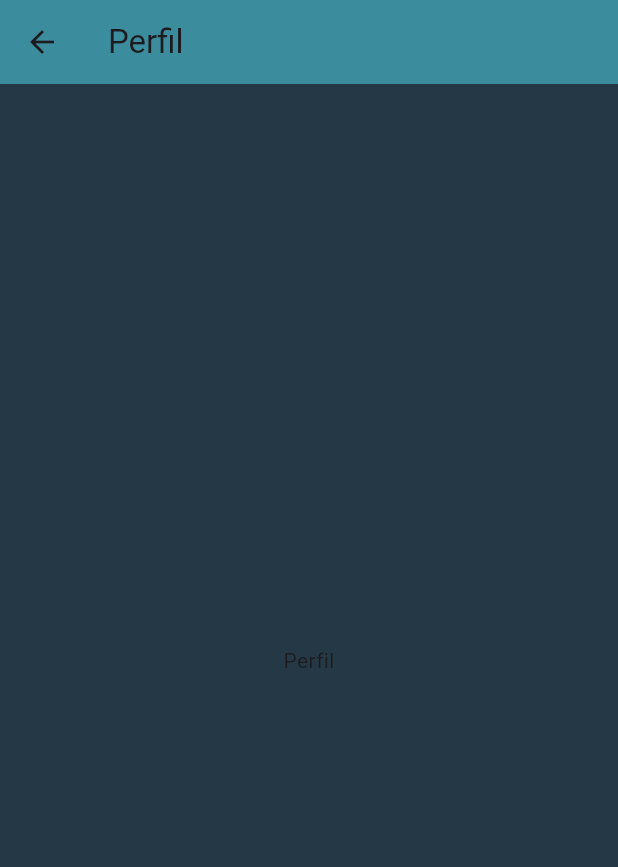
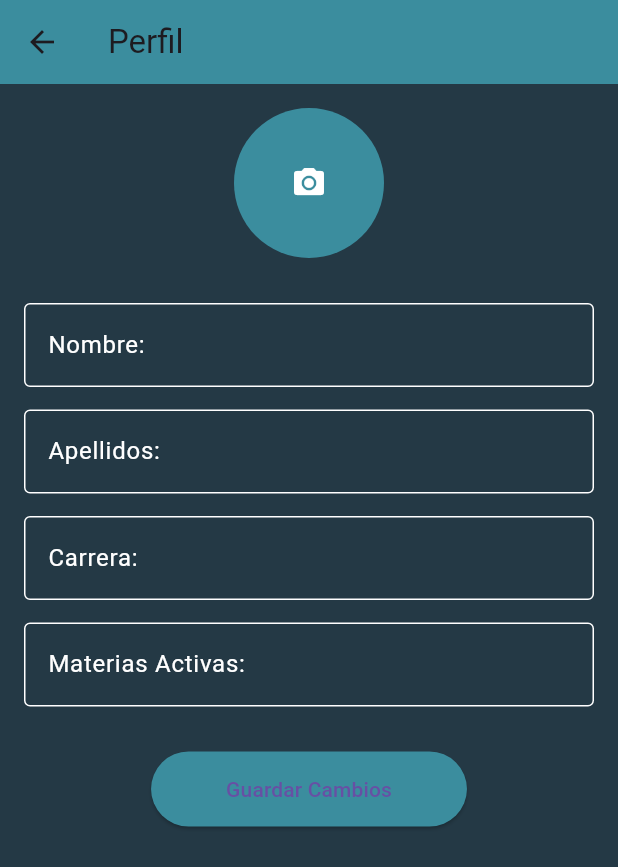
Before and after one commit to Cokye/Mail_Box_App, a Flutter app: the DrawerPerfil screen opened directly, on a phone screen of 412 x 824 dp. Shown: the top 867 px of the screen. Run offline on Flutter 3.47's test engine with Material 3 defaults, Android fonts, the light colour scheme and no system bars; our stand-ins replace flutter_login, flutter_material_design_icons.

Commit message:
vistas de redactar y perfil implementadas

```diff
--- /dev/null
+++ b/mail_box_app/devtools_options.yaml
@@ -0,0 +1,3 @@
+description: This file stores settings for Dart & Flutter DevTools.
+documentation: https://docs.flutter.dev/tools/devtools/extensions#configure-extension-enablement-states
+extensions:
--- a/mail_box_app/lib/screens/drawer_perfil.dart
+++ b/mail_box_app/lib/screens/drawer_perfil.dart
@@ -6,13 +6,101 @@ class DrawerPerfil extends StatelessWidget {
   @override
   Widget build(BuildContext context) {
     return Scaffold(
-      backgroundColor: Color(0xff243945),
+      backgroundColor: const Color(0xff243945),
       appBar: AppBar(
-        title: Text("Perfil"),
-        backgroundColor: Color(0xff3b8d9e),
+        title: const Text("Perfil"),
+        backgroundColor: const Color(0xff3b8d9e),
       ),
-      body: Center(
-        child: Text("Perfil"),
+      body: Padding(
+        padding: const EdgeInsets.all(16.0),
+        child: Column(
+          crossAxisAlignment: CrossAxisAlignment.start,
+          children: [
+            // Botón de subir foto
+            Center(
+              child: CircleAvatar(
+                radius: 50,
+                backgroundColor: const Color(0xff3b8d9e),
+                child: IconButton(
+                  icon: const Icon(Icons.camera_alt, color: Colors.white),
+                  onPressed: () {
+                    // Aquí puedes agregar la funcionalidad de subir una foto
+                  },
+                ),
+              ),
+            ),
+            const SizedBox(height: 30),
+            // Campo para nombre
+            TextField(
+              decoration: InputDecoration(
+                labelText: "Nombre:",
+                labelStyle: const TextStyle(color: Colors.white),
+                border: const OutlineInputBorder(),
+                enabledBorder: const OutlineInputBorder(
+                  borderSide: BorderSide(color: Colors.white),
+                ),
+              ),
+              style: const TextStyle(color: Colors.white),
+            ),
+            const SizedBox(height: 15),
+            // Campo para apellidos
+            TextField(
+              decoration: InputDecoration(
+                labelText: "Apellidos:",
+                labelStyle: const TextStyle(color: Colors.white),
+                border: const OutlineInputBorder(),
+                enabledBorder: const OutlineInputBorder(
+                  borderSide: BorderSide(color: Colors.white),
+                ),
+              ),
+              style: const TextStyle(color: Colors.white),
+            ),
+            const SizedBox(height: 15),
+            // Campo para carrera
+            TextField(
+              decoration: InputDecoration(
+                labelText: "Carrera:",
+                labelStyle: const TextStyle(color: Colors.white),
+                border: const OutlineInputBorder(),
+                enabledBorder: const OutlineInputBorder(
+                  borderSide: BorderSide(color: Colors.white),
+                ),
+              ),
+              style: const TextStyle(color: Colors.white),
+            ),
+            const SizedBox(height: 15),
+            // Campo para materias activas
+            TextField(
+              decoration: InputDecoration(
+                labelText: "Materias Activas:",
+                labelStyle: const TextStyle(color: Colors.white),
+                border: const OutlineInputBorder(),
+                enabledBorder: const OutlineInputBorder(
+                  borderSide: BorderSide(color: Colors.white),
+                ),
+              ),
+              style: const TextStyle(color: Colors.white),
+            ),
+            const SizedBox(height: 30), // Espacio antes del botón
+            // Botón de guardar cambios
+            Center(
+              child: ElevatedButton(
+                onPressed: () {
+                  // Aquí puedes agregar la funcionalidad para guardar los cambios
+                  ScaffoldMessenger.of(context).showSnackBar(
+                    const SnackBar(content: Text('Cambios guardados')),
+                  );
+                },
+                style: ElevatedButton.styleFrom(
+                  backgroundColor: const Color(0xff3b8d9e), // Color de fondo
+                  padding: const EdgeInsets.symmetric(
+                    vertical: 15, horizontal: 50),
+                ),
+                child: const Text('Guardar Cambios'),
+              ),
+            ),
+          ],
+        ),
       ),
     );
   }
--- a/mail_box_app/lib/screens/login_screen.dart
+++ b/mail_box_app/lib/screens/login_screen.dart
@@ -1,7 +1,6 @@
 import 'package:flutter/material.dart';
 import 'package:flutter_login/flutter_login.dart';
 import 'package:mail_box_app/screens/drawer_screen.dart';
-import 'package:mail_box_app/screens/main_screen.dart';
 
 const users = {
   'admin@gmail.com': 'admin',
--- a/mail_box_app/pubspec.yaml
+++ b/mail_box_app/pubspec.yaml
@@ -12,6 +12,7 @@ dependencies:
   flutter_login: ^5.0.0
   flutter_material_design_icons: ^1.1.7447
   http: ^1.2.2
+  material_symbols_icons: ^4.2789.0
 
 dev_dependencies:
   flutter_test:
```
Also changed, not shown: mail_box_app/lib/screens/drawer_redactar.dart (+59 -5 lines), mail_box_app/pubspec.lock.
